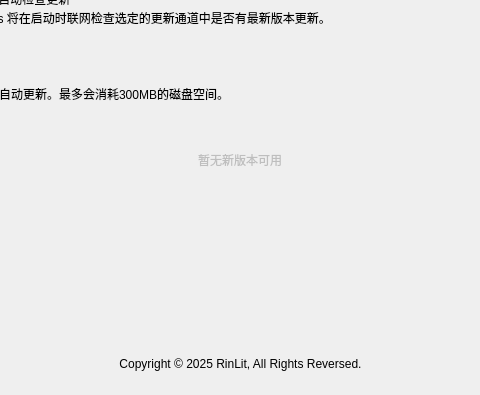
Above: view/menu/about.ui from yhlhoh/Class-Widgets before the change; both pictures show x 170 to 650 and y 448 to 843 of the 821 by 843 pixel window. Below: the same form after it.
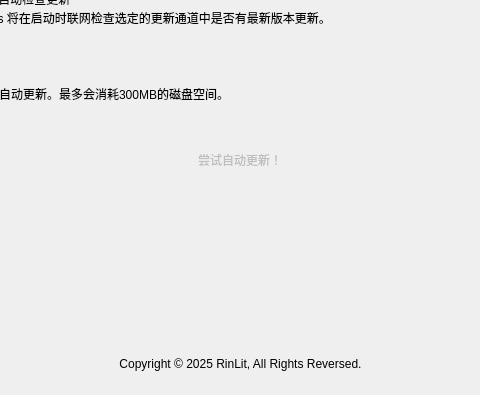
That is the form after the change. Icons and pictures are not drawn. Custom widgets are drawn as their Qt base class.

Diff of the .ui file:
```diff
--- a/view/menu/about.ui
+++ b/view/menu/about.ui
@@ -771,7 +771,7 @@
                </sizepolicy>
               </property>
               <property name="text">
-               <string>暂无新版本可用</string>
+               <string>尝试自动更新！</string>
               </property>
              </widget>
             </item>
```
